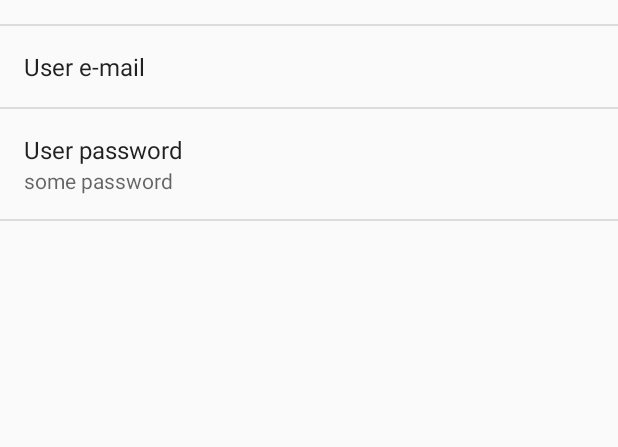
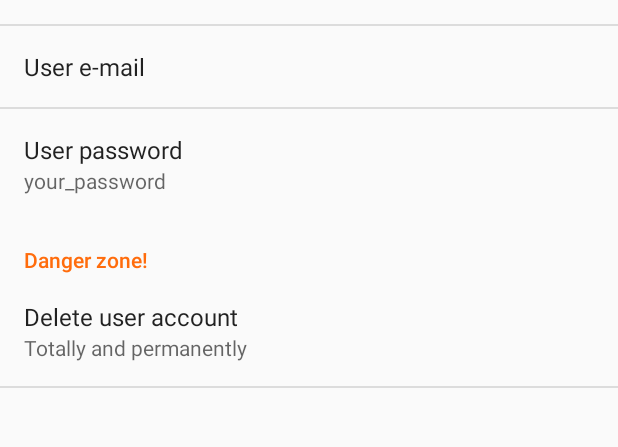
Before and after one commit to MilesArtemius/Silentium, an Android app: the Settings screen opened directly, with no data from a screen before it, after a tap on "User settings", on a phone screen of 412 x 824 dp, the part 170-617 px from its top. Run offline under Robolectric (Android 15) with nearby library versions, the phone set to English and light mode, and no system bars; our stand-ins replace Firebase (no records; nobody signed in at launch, a user with empty details on screens opened directly).

Commit message:
Version 9.2: User accounts management

```diff
--- a/app/src/main/java/com/ekdorn/silentiumproject/authentification/Authentification.java
+++ b/app/src/main/java/com/ekdorn/silentiumproject/authentification/Authentification.java
@@ -41,7 +41,7 @@ public class Authentification extends AppCompatActivity {
         if (user != null) {
             // User is signed in
             Log.e(TAG, "checkUser: " + user.getDisplayName());
-            Log.d(TAG, "onAuthStateChanged:signed_in:" + user.getUid());
+            Log.d(TAG, "onAuthStateChanged:signed_in: " + user.getUid());
             Intent intent = new Intent();
             setResult(RESULT_OK, intent);
             finish();
--- a/app/src/main/res/xml/pref_general.xml
+++ b/app/src/main/res/xml/pref_general.xml
@@ -26,15 +26,6 @@
         android:selectAllOnFocus="true"
         android:singleLine="true" />
 
-    <!-- <EditTextPreference
-         android:defaultValue="@string/pref_default_email"
-         android:inputType="textEmailAddress"
-         android:key="example_email"
-         android:maxLines="1"
-         android:selectAllOnFocus="true"
-         android:singleLine="true"
-         android:title="@string/pref_title_email" /> -->
-
     <EditTextPreference
         android:defaultValue="@string/pref_default_password"
         android:inputType="textPassword"
@@ -44,11 +35,20 @@
         android:singleLine="true"
         android:title="@string/pref_title_password" />
 
+    <PreferenceCategory android:title="Danger zone!">
+
+        <EditTextPreference
+            android:defaultValue="Default value"
+            android:key="delete_user"
+            android:selectAllOnFocus="true"
+            android:singleLine="true"
+            android:title="Delete user account" />
+
+    </PreferenceCategory>
 
 
-
-     <!-- NOTE: Hide buttons to simplify the UI. Users can touch outside the dialog to
-          dismiss it. -->
+    <!-- NOTE: Hide buttons to simplify the UI. Users can touch outside the dialog to
+         dismiss it. -->
     <!-- NOTE: ListPreference's summary should be set to its value by the activity code. -->
     <!-- <ListPreference
         android:defaultValue="-1"
```
Also changed, not shown: app/src/main/java/com/ekdorn/silentiumproject/MainActivity.java (+30 -5 lines), app/src/main/java/com/ekdorn/silentiumproject/settings/Settings.java (+76 -2 lines).
